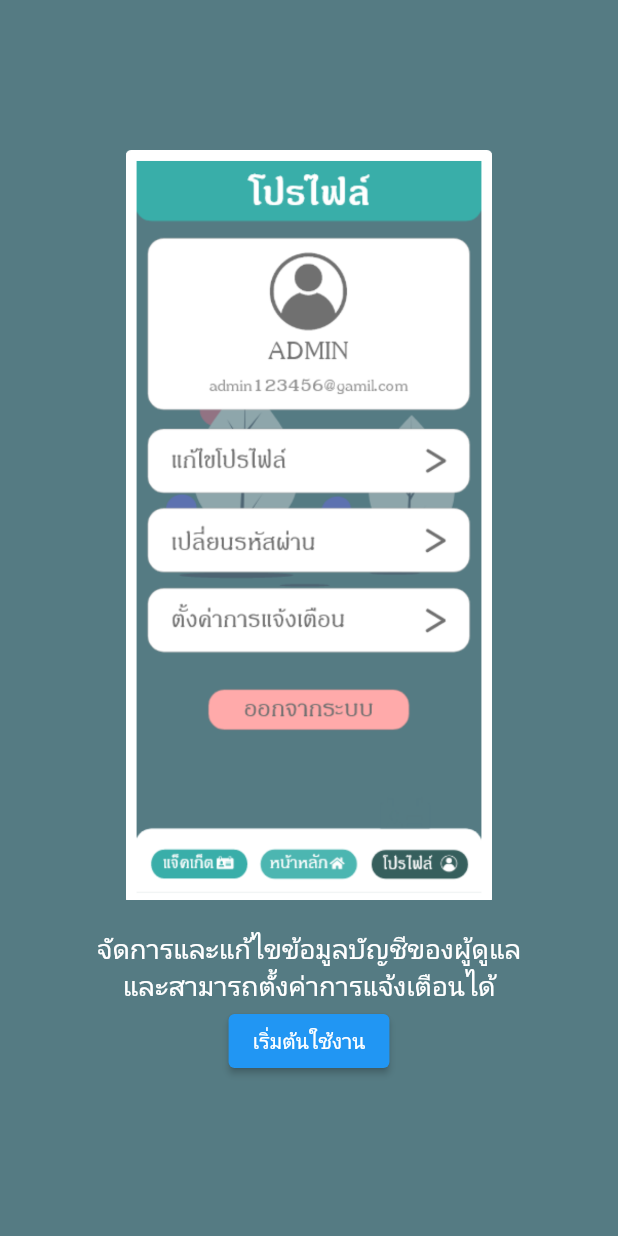
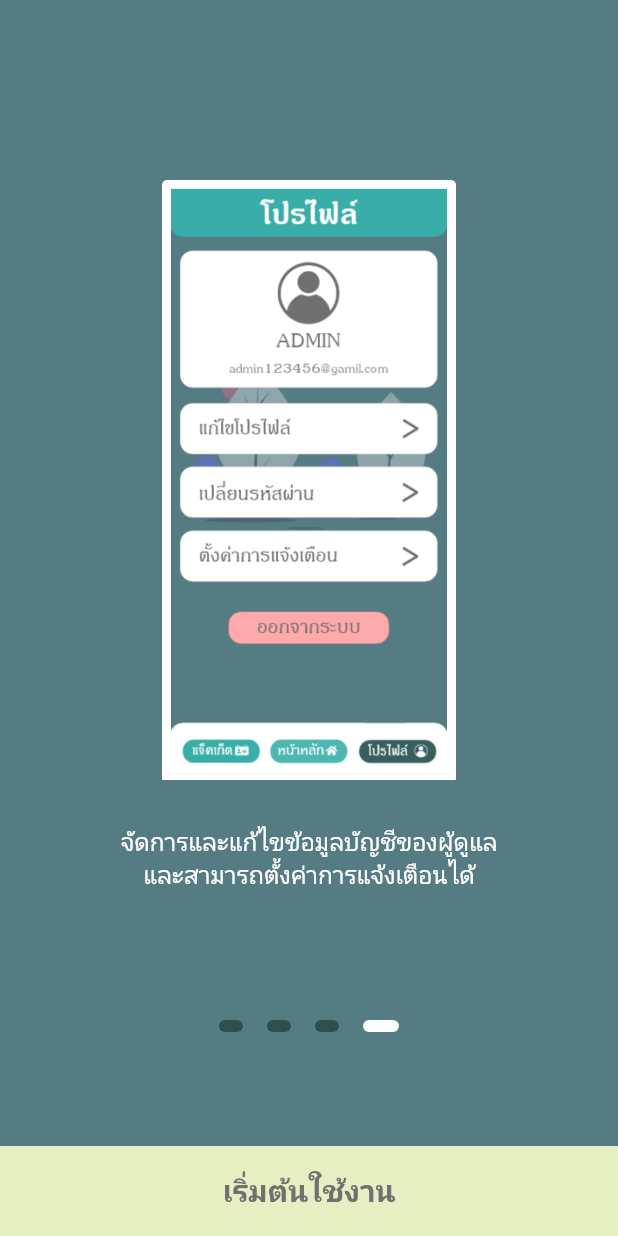
Before and after one commit to winwk/DemoJacketPro, a Flutter app: the screen it shows after launch, swiped to page 4, on a phone screen of 412 x 824 dp. Run offline on Flutter 3.47's test engine with Material 2 defaults, Android fonts, the phone set to English and light mode, and no system bars; our stand-ins replace form_field_validator; missing offline and left inert: dart:js; Roboto replaces fonts that are missing (MPLUSRounded1c).

Commit message:
หน้าแนะนำล่าสุด

```diff
--- a/lib/home.dart
+++ b/lib/home.dart
@@ -1,7 +1,7 @@
 import 'package:flutter/material.dart';
 import 'package:jackket/login.dart';
 import 'register.dart';
-import 'manual.dart';
+
 
 class home extends StatefulWidget {
   static String route = "home_SC";
--- a/lib/main.dart
+++ b/lib/main.dart
@@ -1,9 +1,11 @@
 import 'package:flutter/material.dart';
 import 'package:jackket/home.dart';
 import 'package:jackket/home1.dart';
-import 'package:jackket/manual.dart';
+
 import 'package:jackket/register.dart';
 import 'package:jackket/login.dart';
+import 'package:jackket/manual.dart';
+
 
 void main() {
   runApp(MyApp());
@@ -13,10 +15,12 @@ class MyApp extends StatelessWidget {
   @override
   Widget build(BuildContext context) {
     return MaterialApp(
-      home: Manual(),
+      home: OnboardingScreen(),
       routes: {
         Register_Screen.route: (context) => Register_Screen(),
       },
+
+
     );
   }
 }
--- a/lib/manual.dart
+++ b/lib/manual.dart
@@ -1,346 +1,303 @@
+import 'package:flutter/material.dart';
+import 'package:flutter/services.dart';
+import 'package:jackket/home.dart';
 
-import 'package:flutter/cupertino.dart';
-import 'package:flutter/material.dart';
-import 'home.dart';
-import 'register.dart';
+class OnboardingScreen extends StatefulWidget{
+  static var route;
 
-class Manual extends StatelessWidget {
   @override
-  Widget build(BuildContext context) {
-    return MaterialApp(
-      debugShowCheckedModeBanner: false,
-      home: Scaffold(
-        body: Padding(
-          padding: const EdgeInsets.symmetric(vertical: 0, horizontal: 0),
-          child: PageViewDemo(),
-        ),
-      ),
-    );
-  }
+  _OnboardingScreenState createState() => _OnboardingScreenState();
 }
 
-class PageViewDemo extends StatefulWidget {
-  @override
-  _PageViewDemoState createState() => _PageViewDemoState();
-}
+class _OnboardingScreenState extends State<OnboardingScreen> {
+  final int _numPages = 4;
+  final PageController _pageController = PageController(initialPage: 0);
+  int _currentPage = 0;
 
-class _PageViewDemoState extends State<PageViewDemo> {
-  PageController _controller = PageController(
-    initialPage: 0,
-  );
-
-  @override
-  void dispose() {
-    _controller.dispose();
-    super.dispose();
+  List<Widget> _buildPageIndicator(){
+    List<Widget> list = [];
+    for (int i = 0; i < _numPages; i++){
+      list.add(i == _currentPage ? _indicator(true) : _indicator(false));
+    }
+    return list;
   }
 
-  @override
-  Widget build(BuildContext context) {
-    return PageView(
-      controller: _controller,
-      children: [
-        MyPage1Widget(),
-        MyPage2Widget(),
-        MyPage3Widget(),
-        MyPage4Widget(),
-      ],
-    );
-  }
-}
 
-class MyPage1Widget extends StatefulWidget{
-  @override
-  _MyPage1WidgetState createState() => _MyPage1WidgetState();
-}
-class _MyPage1WidgetState extends State<MyPage1Widget> {
-  @override
-  Widget showTextLogo() {
-    return Container(
-      margin: EdgeInsets.only(top: 100.0),
-      alignment: Alignment.topCenter,
-      child: Text(
-        "Jacket",
-        style: TextStyle(
-          fontSize: 60.0,
-          color: Colors.white,
-          fontWeight: FontWeight.bold,
-          fontFamily: "MPLUSRounded1c",
-        ),
-      ),
-    );
-  }
 
-  Widget showLogo() {
-    return Container(
-        margin: EdgeInsets.only(top: 50),
-        child: Image.asset("assets/logo.png"));
-  }
-
-  Widget showTextLogo2() {
-    return Container(
-      margin: EdgeInsets.zero,
-      alignment: Alignment.topCenter,
-      child: Text(
-        "Detection",
-        style: TextStyle(
-          fontSize: 60.0,
-          color: Colors.white,
-          fontWeight: FontWeight.bold,
-          fontFamily: "MPLUSRounded1c",
-        ),
-      ),
-    );
-  }
-
-  Widget showText() {
-    return Container(
-      margin: EdgeInsets.only(top: 10),
-      child: Column(
-        children: [
-          Text(
-            "แอพพลิเคชั่นสำหรับระบุตำแหน่งของ",
-            style: TextStyle(
-                fontSize: 16.0,
-                color: Colors.white,
-                fontFamily: "MPLUSRounded1c"),
-          ),
-          Text(
-            "ผู้พิการทางด้านสายตาตลอดเวลาเพื่อให้ผู้ใช้",
-            style: TextStyle(
-                fontSize: 16.0,
-                color: Colors.white,
-                fontFamily: "MPLUSRounded1c"),
-          ),
-          Text(
-            "ไม่ต้องกังวลว่าคนที่คุณรักจะเดินทาง",
-            style: TextStyle(
-                fontSize: 16.0,
-                color: Colors.white,
-                fontFamily: "MPLUSRounded1c"),
-          ),
-          Text(
-            "ไปไหนมาไหนแล้วจะเดินชนสิ่งกีดขวาง",
-            style: TextStyle(
-                fontSize: 16.0,
-                color: Colors.white,
-                fontFamily: "MPLUSRounded1c"),
-          ),
-          Text(
-            "เพราะจะมีการแจ้งเตือนให้ผู้ใช้ทราบตลอดเวลา",
-            style: TextStyle(
-                fontSize: 16.0,
-                color: Colors.white,
-                fontFamily: "MPLUSRounded1c"),
-          )
-        ],
+  Widget _indicator(bool isActive) {
+    return AnimatedContainer(
+      duration: Duration(milliseconds: 150),
+    margin: EdgeInsets.symmetric(horizontal: 8.0),
+    height: 8.0,
+    width: isActive ? 24.0 : 16.0,
+    decoration: BoxDecoration(
+      color: isActive ? Colors.white : Color(0xFF2F4F4F),
+      borderRadius: BorderRadius.all(Radius.circular(12)),
       ),
     );
   }
 
   @override
   Widget build(BuildContext context) {
-    return MaterialApp(
-      home: Scaffold(
-        backgroundColor: Color(0xFF557B83),
-        body: Column(
-          children: [
-            showTextLogo(),
-            showTextLogo2(),
-            showLogo(),
-            showText(),
-          ],
+    var scaffold = Scaffold(
+      body: AnnotatedRegion<SystemUiOverlayStyle>(
+        value: SystemUiOverlayStyle.light,
+      child: Container(
+        decoration: BoxDecoration(
+          gradient: LinearGradient(
+            begin: Alignment.topCenter,
+            end: Alignment.bottomCenter,
+            stops: [0.1, 0.4, 0.7, 0.9],
+            colors: [
+              Color(0xFF557B83),
+              Color(0xFF557B83),
+              Color(0xFF557B83),
+              Color(0xFF557B83),
+            ],
+
+
+          ),
+
         ),
+
+        child: Padding(
+          padding: EdgeInsets.symmetric(vertical: 80.0),
+        child: Column(crossAxisAlignment: CrossAxisAlignment.stretch, children: <Widget>[
+          Container(
+            height: 600.0,
+            child: PageView(
+              physics: ClampingScrollPhysics(),
+              controller: _pageController,
+              onPageChanged: (int page) {
+                setState(() {
+                  _currentPage = page;
+                });
+              },
+              children: <Widget>[
+                Padding(
+                  padding: EdgeInsets.all(40.0),
+                  child: Column(
+                    crossAxisAlignment: CrossAxisAlignment.center,
+                  children: <Widget>[
+                    SizedBox(height: 10.0),
+                  Text(
+                    'Jacket',
+                    style: TextStyle(
+                    fontSize: 50.0,
+                    color: Colors.white,
+                    fontWeight: FontWeight.bold,
+                    fontFamily: "MPLUSRounded1c",
+                   ),
+                  ),
+                  SizedBox(height: 1.0),
+                  Text(
+                    'Detection',
+                    style: TextStyle(
+                    fontSize: 50.0,
+                    color: Colors.white,
+                    fontWeight: FontWeight.bold,
+                    fontFamily: "MPLUSRounded1c",
+                   ),
+                  ),
+                  Center(
+                    child:
+                    Image(
+                      image: AssetImage('assets/logo.png',
+                  ),
+                  height: 250.0,
+                  width: 250.0,
+                  ),
+                  ),
+                  SizedBox(height: 5),
+                  Text(
+                    'แอพพลิเคชั่นสำหรับระบุตำแหน่งของ',
+                    style: TextStyle(
+                    fontSize: 15.0,
+                    color: Colors.white,
+                    fontFamily: "MPLUSRounded1c"
+                    ),
+                  ),
+                  Text(
+                    'ผู้พิการทางด้านสายตาตลอดเวลาเพื่อให้ผู้ใช้',
+                    style: TextStyle(
+                    fontSize: 15.0,
+                    color: Colors.white,
+                    fontFamily: "MPLUSRounded1c"
+                    ),
+                  ),
+                  Text(
+                    'ไม่ต้องกังวลว่าคนที่คุณรักจะเดินทาง',
+                    style: TextStyle(
+                    fontSize: 15.0,
+                    color: Colors.white,
+                    fontFamily: "MPLUSRounded1c"
+                    ),
+                  ),
+                  Text(
+                    'ไปไหนมาไหนแล้วจะเดินชนสิ่งกีดขวาง',
+                    style: TextStyle(
+                    fontSize: 15.0,
+                    color: Colors.white,
+                    fontFamily: "MPLUSRounded1c"
+                    ),
+                  ),
+                  Text(
+                    'เพราะจะมีการแจ้งเตือนให้ผู้ใช้ทราบตลอดเวลา',
+                    style: TextStyle(
+                    fontSize: 15.0,
+                    color: Colors.white,
+                    fontFamily: "MPLUSRounded1c"
+                    ),
+                  ),
+                ]
+                )
+                ),
+
+                Padding(
+                  padding: EdgeInsets.all(40.0),
+                  child: Column(
+                    crossAxisAlignment: CrossAxisAlignment.center,
+                  children: <Widget>[
+                  Center(
+                    child: Image(
+                      image: AssetImage('assets/logo2.png',
+                  ),
+                  height: 400.0,
+                  width: 500.0,
+                  ),
+                  ),
+                  SizedBox(height: 30.0),
+                  Text(
+                    'แสดงตำแหน่งของผู้ที่สวมใส่แจ็คเก็ต',
+                    style: TextStyle(
+                    fontSize: 16.0,
+                    color: Colors.white,
+                    fontFamily: "MPLUSRounded1c"
+                    ),
+                  ),
+                  Text(
+                    'ได้แบบเรียลไทม์และยังสามารถดู',
+                    style: TextStyle(
+                    fontSize: 16.0,
+                    color: Colors.white,
+                    fontFamily: "MPLUSRounded1c"
+                    ),
+                  ),
+                  Text(
+                    'สถานะการเชื่อมต่อของแจ็คเก็ตแต่ละตัวได้',
+                    style: TextStyle(
+                    fontSize: 16.0,
+                    color: Colors.white,
+                    fontFamily: "MPLUSRounded1c"
+                    ),
+                  ),
+                ]
+                )
+                ),
+
+                Padding(
+                  padding: EdgeInsets.all(40.0),
+                  child: Column(
+                    crossAxisAlignment: CrossAxisAlignment.center,
+                  children: <Widget>[
+                  Center(
+                    child: Image(
+                      image: AssetImage('assets/logo3.png',
+                  ),
+                  height: 400.0,
+                  width: 500.0,
+                  ),
+                  ),
+                  SizedBox(height: 30.0),
+                  Text(
+                    'สามารถเพิ่มและจัดการแก้ไข',
+                    style: TextStyle(
+                    fontSize: 16.0,
+                    color: Colors.white,
+                    fontFamily: "MPLUSRounded1c"
+                    ),
+                  ),
+                  Text(
+                    'โปรไฟล์ของแจ็คเก็ตแต่ละตัวได้',
+                    style: TextStyle(
+                    fontSize: 16.0,
+                    color: Colors.white,
+                    fontFamily: "MPLUSRounded1c"
+                    ),
+                  ),
+                ]
+                )
+                ),
+
+                  Padding(
+                  padding: EdgeInsets.all(40.0),
+                  child: Column(
+                    crossAxisAlignment: CrossAxisAlignment.center,
+                  children: <Widget>[
+                  Center(
+                    child: Image(
+                      image: AssetImage('assets/logo4.png',
+                  ),
+                  height: 400.0,
+                  width: 500.0,
+                  ),
+                  ),
+                  SizedBox(height: 30.0),
+                  Text(
+                    'จัดการและแก้ไขข้อมูลบัญชีของผู้ดูแล',
+                    style: TextStyle(
+                    fontSize: 16.0,
+                    color: Colors.white,
+                    fontFamily: "MPLUSRounded1c"
+                    ),
+                  ),
+                  Text(
+                    'และสามารถตั้งค่าการแจ้งเตือนได้',
+                    style: TextStyle(
+                    fontSize: 16.0,
+                    color: Colors.white,
+                    fontFamily: "MPLUSRounded1c"
+                    ),
+                  ),
+                ]
+                ),
+                ),
+
+              ],
+              ),
+              ),
+            Row(
+                  mainAxisAlignment: MainAxisAlignment.center,
+                  children: _buildPageIndicator(),
+                ),
+        ],
+        ),
+        ),
+         ),
       ),
+    bottomSheet: _currentPage == _numPages - 1
+          ? Container(
+              height: 60.0,
+              width: double.infinity,
+              color: Color(0xFFE5EFC1),
+                  child: FlatButton(
+              child: Text("เริ่มต้นใช้งาน",
+              style: TextStyle(
+                        color: Color(0xFF707070),
+                        fontSize: 20.0,
+                        fontWeight: FontWeight.bold,
+                      ),),
+              onPressed: () {
+                if(_currentPage == _numPages -1){
+                  Navigator.pushReplacement(
+                    context, MaterialPageRoute(builder: (context) => home()),);
+                }
+              },
+            ),
+            )
+          : Text(''),
     );
+    return scaffold;
+
   }
 }
-
-class MyPage2Widget extends StatefulWidget{
-  @override
-  _MyPage2WidgetState createState() => _MyPage2WidgetState();
-}
-class _MyPage2WidgetState extends State<MyPage2Widget> {
-  @override
-  Widget showLogo2() {
-    return Container(
-        margin: EdgeInsets.only(top: 100),
-        child: Image.asset(
-          "assets/logo2.png",
-          width: 400,
-          height: 500,
-        ));
-  }
-
-  Widget showText() {
-    return Container(
-      margin: EdgeInsets.only(top: 20),
-      alignment: Alignment.topCenter,
-      child: Column(
-        children: [
-          Text(
-            "แสดงตำแหน่งของผู้ที่สวมใส่แจ็คเก็ต",
-            style: TextStyle(
-                fontSize: 18.0,
-                color: Colors.white,
-                fontFamily: "MPLUSRounded1c"),
-          ),
-          Text(
-            "ได้แบบเรียลไทม์และยังสามารถดู",
-            style: TextStyle(
-                fontSize: 18.0,
-                color: Colors.white,
-                fontFamily: "MPLUSRounded1c"),
-          ),
-          Text(
-            "สถานะการเชื่อมต่อของแจ็คเก็ตแต่ละตัวได้",
-            style: TextStyle(
-                fontSize: 18.0,
-                color: Colors.white,
-                fontFamily: "MPLUSRounded1c"),
-          ),
-        ],
-      ),
-    );
-  }
-
-  @override
-  Widget build(BuildContext context) {
-    return MaterialApp(
-      home: Scaffold(
-        backgroundColor: Color(0xFF557B83),
-        body: Column(
-          children: [
-            showLogo2(),
-            showText(),
-          ],
-        ),
-      ),
-    );
-  }
-}
-
-class MyPage3Widget extends StatefulWidget{
-  @override
-  _MyPage3WidgetState createState() => _MyPage3WidgetState();
-}
-class _MyPage3WidgetState extends State<MyPage3Widget> {
-  @override
-  Widget showLogo3() {
-    return Container(
-        margin: EdgeInsets.only(top: 100),
-        child: Image.asset(
-          "assets/logo3.png",
-          width: 400,
-          height: 500,
-        ));
-  }
-
-  Widget showText() {
-    return Container(
-      margin: EdgeInsets.only(top: 20),
-      alignment: Alignment.topCenter,
-      child: Column(
-        children: [
-          Text(
-            "สามารถเพิ่มและจัดการแก้ไข",
-            style: TextStyle(
-                fontSize: 18.0,
-                color: Colors.white,
-                fontFamily: "MPLUSRounded1c"),
-          ),
-          Text(
-            "โปรไฟล์ของแจ็คเก็ตแต่ละตัวได้",
-            style: TextStyle(
-                fontSize: 18.0,
-                color: Colors.white,
-                fontFamily: "MPLUSRounded1c"),
-          ),
-        ],
-      ),
-    );
-  }
-
-  @override
-  Widget build(BuildContext context) {
-    return MaterialApp(
-      home: Scaffold(
-        backgroundColor: Color(0xFF557B83),
-        body: Column(
-          children: [
-            showLogo3(),
-            showText(),
-          ],
-        ),
-      ),
-    );
-  }
-}
-
-class MyPage4Widget extends StatefulWidget{
-  @override
-  _MyPage4WidgetState createState() => _MyPage4WidgetState();
-}
-class _MyPage4WidgetState extends State<MyPage4Widget> {
-   Widget showLogo4() {
-       return Container(
-        margin: EdgeInsets.only(top: 100),
-        child: Image.asset(
-          "assets/logo4.png",
-          width: 400,
-          height: 500,
-        ));
-  }
-
-  Widget showText() {
-    return Container(
-      margin: EdgeInsets.only(top: 20),
-      alignment: Alignment.topCenter,
-      child: Column(
-        children: [
-          Text(
-            "จัดการและแก้ไขข้อมูลบัญชีของผู้ดูแล",
-            style: TextStyle(
-                fontSize: 18.0,
-                color: Colors.white,
-                fontFamily: "MPLUSRounded1c"),
-          ),
-          Text(
-            "และสามารถตั้งค่าการแจ้งเตือนได้",
-            style: TextStyle(
-                fontSize: 18.0,
-                color: Colors.white,
-                fontFamily: "MPLUSRounded1c"),
-          ),
-        ],
-      ),
-    );
-  }
-
-  Widget nextButton(){
-    return ElevatedButton(
-      onPressed: (){
-        Navigator.push(
-              context,
-              MaterialPageRoute(builder: (context) => home()),);
-      }, child: Text("เริ่มต้นใช้งาน")
-    );
-
-  }
-
-  @override
-  Widget build(BuildContext context) {
-    return MaterialApp(
-      home: Scaffold(
-        backgroundColor: Color(0xFF557B83),
-        body: Column(
-          children: [
-            showLogo4(),
-            showText(),
-            nextButton()
-          ],
-        ),
-      ),
-    );
-  }
-  }
--- a/lib/routes.dart
+++ b/lib/routes.dart
@@ -2,7 +2,6 @@ import 'dart:js';
 
 import 'package:flutter/material.dart';
 import 'package:jackket/home.dart';
-import 'package:jackket/manual.dart';
 import 'package:jackket/register.dart';
 import 'package:jackket/login.dart';
 
```
